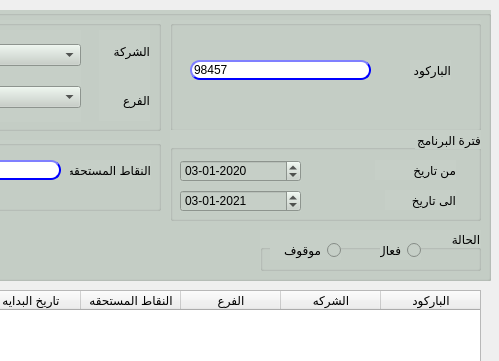
The window that presentation/loyalty_ui/createModifyReedemItem.ui (shymaa123456/HyperPOS2020) describes before a commit, drawn with Qt 5; both pictures show x 290 to 789 and y 0 to 361 of the 789 by 571 pixel window.
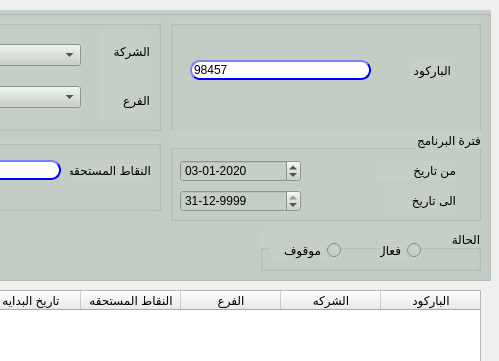
The same window after the commit.

Commit message: resolve comments of redeem with voucher

```diff
--- a/presentation/loyalty_ui/createModifyReedemItem.ui
+++ b/presentation/loyalty_ui/createModifyReedemItem.ui
@@ -298,14 +298,24 @@
         <property name="autoFillBackground">
          <bool>false</bool>
         </property>
+        <property name="dateTime">
+         <datetime>
+          <hour>0</hour>
+          <minute>0</minute>
+          <second>0</second>
+          <year>9999</year>
+          <month>12</month>
+          <day>31</day>
+         </datetime>
+        </property>
         <property name="displayFormat">
          <string>dd-MM-yyyy</string>
         </property>
         <property name="date">
          <date>
-          <year>2021</year>
-          <month>1</month>
-          <day>3</day>
+          <year>9999</year>
+          <month>12</month>
+          <day>31</day>
          </date>
         </property>
        </widget>
```
The commit also changes 2 other files.
